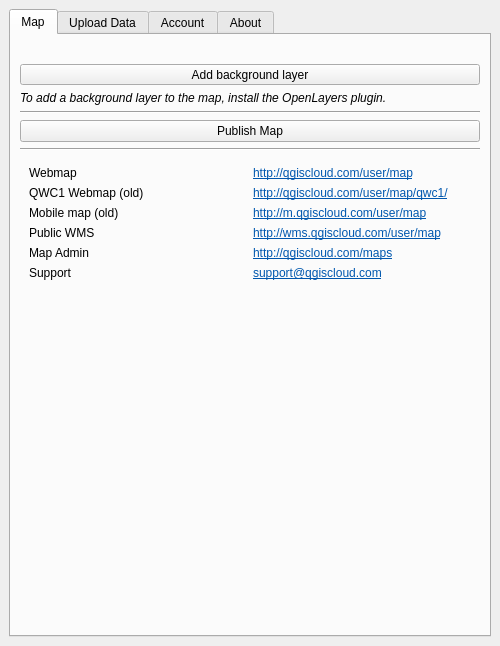
Qt form qgiscloud/qgiscloudplugin.ui (qgiscloud/qgis-cloud-plugin) before a commit.
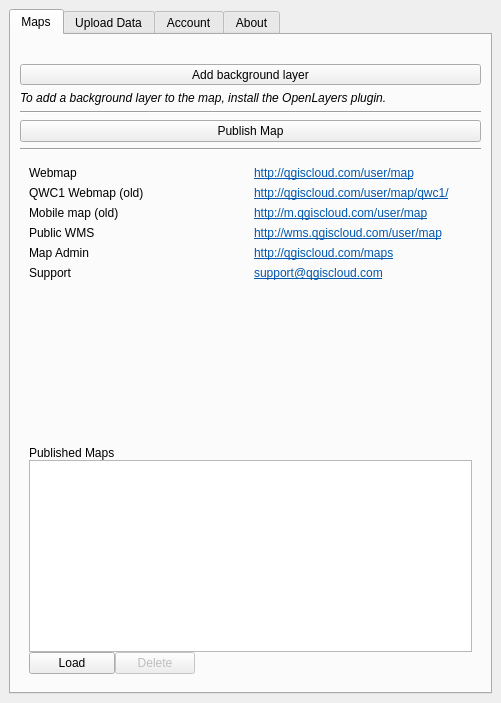
The same form after that commit. The open tabs and pages were chosen to show the change. Icons and pictures are not drawn. Custom widgets are drawn as their Qt base class.

Commit message: map manager moved to maps tab

Diff of the .ui file:
```diff
--- a/qgiscloud/qgiscloudplugin.ui
+++ b/qgiscloud/qgiscloudplugin.ui
@@ -6,8 +6,8 @@
    <rect>
     <x>0</x>
     <y>0</y>
-    <width>500</width>
-    <height>646</height>
+    <width>501</width>
+    <height>703</height>
    </rect>
   </property>
   <property name="locale">
@@ -18,37 +18,17 @@
   </property>
   <widget class="QWidget" name="dockWidgetContents">
    <layout class="QGridLayout" name="gridLayout_3">
-    <item row="0" column="0">
+    <item row="1" column="0">
      <widget class="QTabWidget" name="tabWidget">
       <property name="currentIndex">
        <number>2</number>
       </property>
       <widget class="QWidget" name="mapTab">
        <attribute name="title">
-        <string>Map</string>
+        <string>Maps</string>
        </attribute>
-       <layout class="QGridLayout" name="gridLayout_4">
-        <item row="7" column="1">
-         <spacer name="verticalSpacer">
-          <property name="orientation">
-           <enum>Qt::Vertical</enum>
-          </property>
-          <property name="sizeHint" stdset="0">
-           <size>
-            <width>20</width>
-            <height>40</height>
-           </size>
-          </property>
-         </spacer>
-        </item>
-        <item row="5" column="0" colspan="3">
-         <widget class="Line" name="line_3">
-          <property name="orientation">
-           <enum>Qt::Horizontal</enum>
-          </property>
-         </widget>
-        </item>
-        <item row="0" column="0" colspan="2">
+       <layout class="QGridLayout" name="gridLayout_7">
+        <item row="0" column="0">
          <widget class="QLabel" name="logo_2">
           <property name="autoFillBackground">
            <bool>false</bool>
@@ -64,31 +44,7 @@
           </property>
          </widget>
         </item>
-        <item row="3" column="0" colspan="3">
-         <widget class="Line" name="line_2">
-          <property name="orientation">
-           <enum>Qt::Horizontal</enum>
-          </property>
-         </widget>
-        </item>
-        <item row="4" column="0" colspan="3">
-         <widget class="QPushButton" name="btnPublishMap">
-          <property name="text">
-           <string>Publish Map</string>
-          </property>
-         </widget>
-        </item>
-        <item row="2" column="0" colspan="3">
-         <widget class="QLabel" name="labelOpenLayersPlugin">
-          <property name="text">
-           <string>&lt;i&gt;To add a background layer to the map, install the OpenLayers plugin.&lt;/i&gt;</string>
-          </property>
-          <property name="wordWrap">
-           <bool>true</bool>
-          </property>
-         </widget>
-        </item>
-        <item row="1" column="0" colspan="3">
+        <item row="1" column="0">
          <widget class="QToolButton" name="btnBackgroundLayer">
           <property name="sizePolicy">
            <sizepolicy hsizetype="Expanding" vsizetype="Fixed">
@@ -110,7 +66,38 @@
           </property>
          </widget>
         </item>
-        <item row="6" column="0" colspan="3">
+        <item row="2" column="0">
+         <widget class="QLabel" name="labelOpenLayersPlugin">
+          <property name="text">
+           <string>&lt;i&gt;To add a background layer to the map, install the OpenLayers plugin.&lt;/i&gt;</string>
+          </property>
+          <property name="wordWrap">
+           <bool>true</bool>
+          </property>
+         </widget>
+        </item>
+        <item row="3" column="0">
+         <widget class="Line" name="line_2">
+          <property name="orientation">
+           <enum>Qt::Horizontal</enum>
+          </property>
+         </widget>
+        </item>
+        <item row="4" column="0">
+         <widget class="QPushButton" name="btnPublishMap">
+          <property name="text">
+           <string>Publish Map</string>
+          </property>
+         </widget>
+        </item>
+        <item row="5" column="0">
+         <widget class="Line" name="line_3">
+          <property name="orientation">
+           <enum>Qt::Horizontal</enum>
+          </property>
+         </widget>
+        </item>
+        <item row="6" column="0">
          <widget class="QWidget" name="widgetServices" native="true">
           <layout class="QGridLayout" name="gridLayout">
            <item row="2" column="1">
@@ -248,6 +235,104 @@
           </layout>
          </widget>
         </item>
+        <item row="8" column="0">
+         <widget class="QFrame" name="frame">
+          <property name="enabled">
+           <bool>true</bool>
+          </property>
+          <property name="frameShape">
+           <enum>QFrame::NoFrame</enum>
+          </property>
+          <property name="frameShadow">
+           <enum>QFrame::Raised</enum>
+          </property>
+          <property name="lineWidth">
+           <number>1</number>
+          </property>
+          <layout class="QGridLayout" name="gridLayout_6">
+           <item row="1" column="0">
+            <widget class="QWidget" name="widgetMaps" native="true">
+             <property name="sizePolicy">
+              <sizepolicy hsizetype="Preferred" vsizetype="Expanding">
+               <horstretch>0</horstretch>
+               <verstretch>0</verstretch>
+              </sizepolicy>
+             </property>
+             <layout class="QGridLayout" name="gridLayout_4">
+              <property name="leftMargin">
+               <number>0</number>
+              </property>
+              <property name="topMargin">
+               <number>0</number>
+              </property>
+              <property name="rightMargin">
+               <number>0</number>
+              </property>
+              <property name="bottomMargin">
+               <number>0</number>
+              </property>
+              <property name="spacing">
+               <number>0</number>
+              </property>
+              <item row="3" column="0">
+               <widget class="QPushButton" name="btnMapLoad">
+                <property name="text">
+                 <string>Load</string>
+                </property>
+               </widget>
+              </item>
+              <item row="1" column="0" rowspan="2" colspan="4">
+               <widget class="QListWidget" name="tabMaps"/>
+              </item>
+              <item row="0" column="0">
+               <widget class="QLabel" name="lblMaps_3">
+                <property name="text">
+                 <string>Published Maps</string>
+                </property>
+               </widget>
+              </item>
+              <item row="3" column="2">
+               <spacer name="horizontalSpacer_5">
+                <property name="orientation">
+                 <enum>Qt::Horizontal</enum>
+                </property>
+                <property name="sizeHint" stdset="0">
+                 <size>
+                  <width>145</width>
+                  <height>20</height>
+                 </size>
+                </property>
+               </spacer>
+              </item>
+              <item row="3" column="1">
+               <widget class="QPushButton" name="btnMapDelete">
+                <property name="enabled">
+                 <bool>false</bool>
+                </property>
+                <property name="text">
+                 <string>Delete</string>
+                </property>
+               </widget>
+              </item>
+             </layout>
+            </widget>
+           </item>
+           <item row="0" column="0">
+            <spacer name="verticalSpacer">
+             <property name="orientation">
+              <enum>Qt::Vertical</enum>
+             </property>
+             <property name="sizeHint" stdset="0">
+              <size>
+               <width>20</width>
+               <height>40</height>
+              </size>
+             </property>
+            </spacer>
+           </item>
+          </layout>
+         </widget>
+        </item>
        </layout>
       </widget>
       <widget class="QWidget" name="uploadTab">
@@ -542,73 +627,6 @@
           </layout>
          </widget>
         </item>
-        <item row="4" column="0">
-         <widget class="QWidget" name="widgetMaps" native="true">
-          <property name="sizePolicy">
-           <sizepolicy hsizetype="Preferred" vsizetype="Expanding">
-            <horstretch>0</horstretch>
-            <verstretch>0</verstretch>
-           </sizepolicy>
-          </property>
-          <layout class="QGridLayout" name="gridLayout_2">
-           <property name="leftMargin">
-            <number>0</number>
-           </property>
-           <property name="topMargin">
-            <number>0</number>
-           </property>
-           <property name="rightMargin">
-            <number>0</number>
-           </property>
-           <property name="bottomMargin">
-            <number>0</number>
-           </property>
-           <property name="spacing">
-            <number>0</number>
-           </property>
-           <item row="3" column="0">
-            <widget class="QPushButton" name="btnMapLoad">
-             <property name="text">
-              <string>Load</string>
-             </property>
-            </widget>
-           </item>
-           <item row="1" column="0" rowspan="2" colspan="4">
-            <widget class="QListWidget" name="tabMaps"/>
-           </item>
-           <item row="0" column="0">
-            <widget class="QLabel" name="lblMaps_2">
-             <property name="text">
-              <string>Maps</string>
-             </property>
-            </widget>
-           </item>
-           <item row="3" column="1">
-            <widget class="QPushButton" name="btnMapDelete">
-             <property name="enabled">
-              <bool>false</bool>
-             </property>
-             <property name="text">
-              <string>Delete</string>
-             </property>
-            </widget>
-           </item>
-           <item row="3" column="2">
-            <spacer name="horizontalSpacer_2">
-             <property name="orientation">
-              <enum>Qt::Horizontal</enum>
-             </property>
-             <property name="sizeHint" stdset="0">
-              <size>
-               <width>145</width>
-               <height>20</height>
-              </size>
-             </property>
-            </spacer>
-           </item>
-          </layout>
-         </widget>
-        </item>
         <item row="3" column="0">
          <widget class="Line" name="line_4">
           <property name="orientation">
```
The commit also changes 7 other files.
